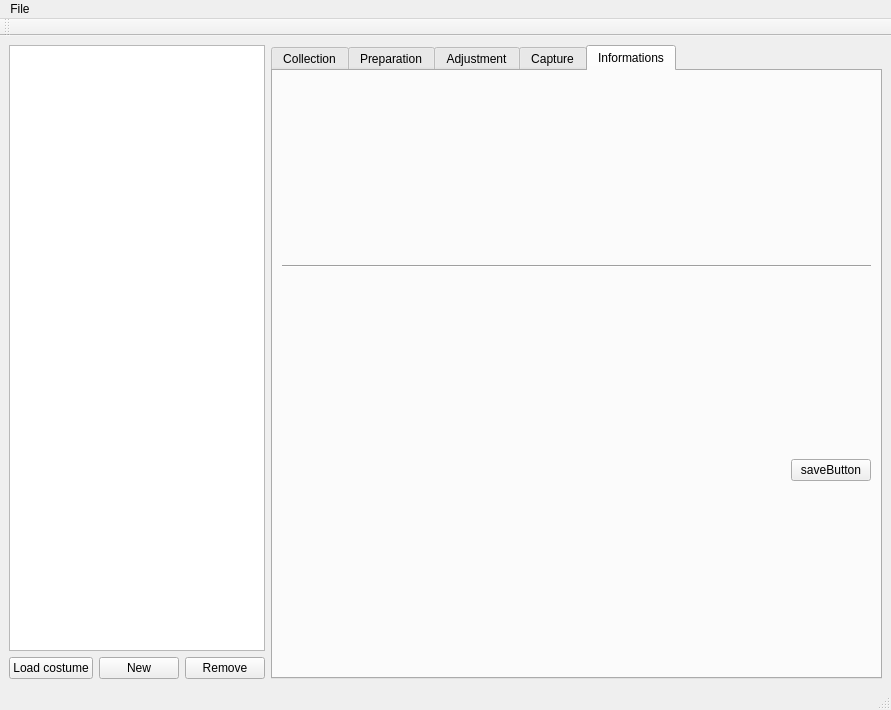
The window that pc/master/mainwindow.ui (plule/pfe-costumes) describes before a commit, drawn with Qt 5.
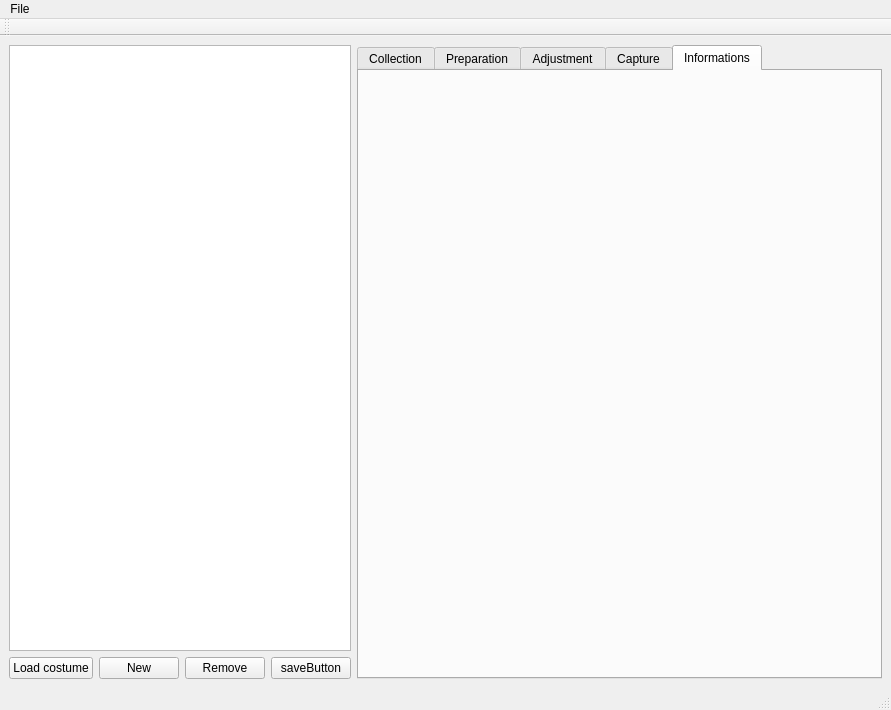
The same window after the commit. Custom widgets are drawn as their Qt base class.

What changed in the file:
```diff
--- a/pc/master/mainwindow.ui
+++ b/pc/master/mainwindow.ui
@@ -59,6 +59,13 @@
           </property>
          </widget>
         </item>
+        <item>
+         <widget class="QPushButton" name="saveButton">
+          <property name="text">
+           <string>saveButton</string>
+          </property>
+         </widget>
+        </item>
        </layout>
       </item>
      </layout>
@@ -426,37 +433,6 @@
           </property>
          </layout>
         </item>
-        <item>
-         <widget class="Line" name="line">
-          <property name="orientation">
-           <enum>Qt::Horizontal</enum>
-          </property>
-         </widget>
-        </item>
-        <item>
-         <layout class="QHBoxLayout" name="horizontalLayout_2">
-          <item>
-           <spacer name="horizontalSpacer_2">
-            <property name="orientation">
-             <enum>Qt::Horizontal</enum>
-            </property>
-            <property name="sizeHint" stdset="0">
-             <size>
-              <width>40</width>
-              <height>20</height>
-             </size>
-            </property>
-           </spacer>
-          </item>
-          <item>
-           <widget class="QPushButton" name="saveButton">
-            <property name="text">
-             <string>saveButton</string>
-            </property>
-           </widget>
-          </item>
-         </layout>
-        </item>
        </layout>
       </widget>
      </widget>
```
